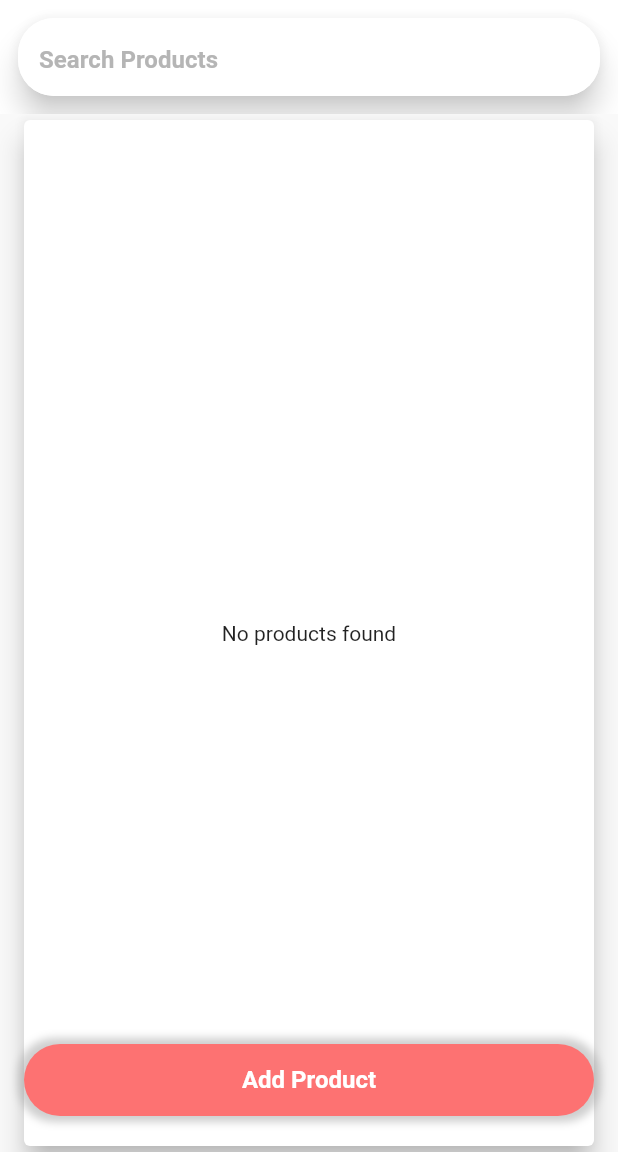
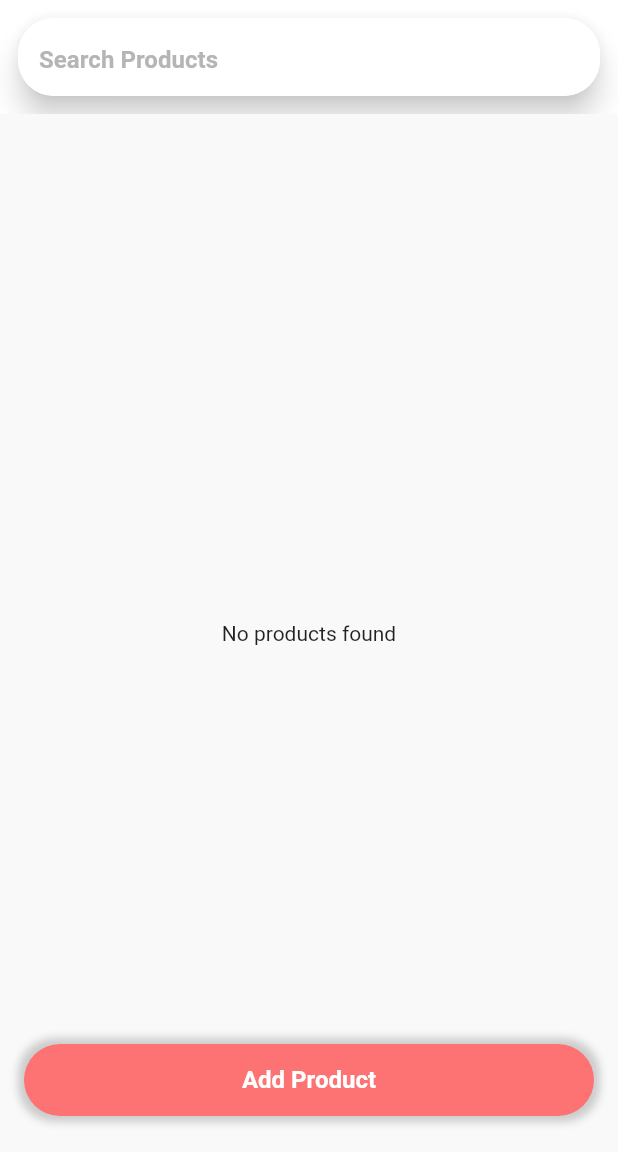
Before and after one commit to RafiMagsi/products_task, a Flutter app: the screen it shows after launch, on a phone screen of 412 x 824 dp, the part 84-1236 px from its top. Run offline on Flutter 3.47's test engine with Material 2 defaults, Android fonts, the phone set to English and light mode, and no system bars; our stand-ins replace get, get_storage; Roboto replaces fonts that are missing (Cairo).

Commit message:
Search products updated.

```diff
--- a/lib/Pages/manage_products.dart
+++ b/lib/Pages/manage_products.dart
@@ -42,11 +42,11 @@ class ManageProducts extends GetView<ProductsController> {
                     return controller.getProducts();
                   },
                   child: Container(
-                    decoration: BoxDecoration(color: AppColors.background),
-                    padding: EdgeInsets.symmetric(horizontal: AppSizes.pagePadding),
-                    child: controller.productsList.isNotEmpty
-                        ? Obx(
-                            () => ListView.builder(
+                      decoration: BoxDecoration(color: AppColors.background),
+                      padding: EdgeInsets.symmetric(horizontal: AppSizes.pagePadding),
+                      child: Obx(
+                        () => controller.productsList.isNotEmpty
+                            ? ListView.builder(
                                 shrinkWrap: true,
                                 physics: AlwaysScrollableScrollPhysics(),
                                 padding: EdgeInsets.only(bottom: AppSizes.buttonHeight_2 * 2),
@@ -54,10 +54,9 @@ class ManageProducts extends GetView<ProductsController> {
                                 itemBuilder: (BuildContext context, int index) {
                                   ProductModel product = controller.productsList.elementAt(index);
                                   return ProductItem(product: product);
-                                }),
-                          )
-                        : EmptyMessage(),
-                  ),
+                                })
+                            : EmptyMessage(),
+                      )),
                 ),
               ),
             ],
--- a/lib/Widgets/empty_message.dart
+++ b/lib/Widgets/empty_message.dart
@@ -5,6 +5,6 @@ class EmptyMessage extends StatelessWidget {
 
   @override
   Widget build(BuildContext context) {
-    return Center(child: Card(elevation: 8, child: Center(child: Text("No products found"))));
+    return Center(child: Text("No products found"));
   }
 }
```
